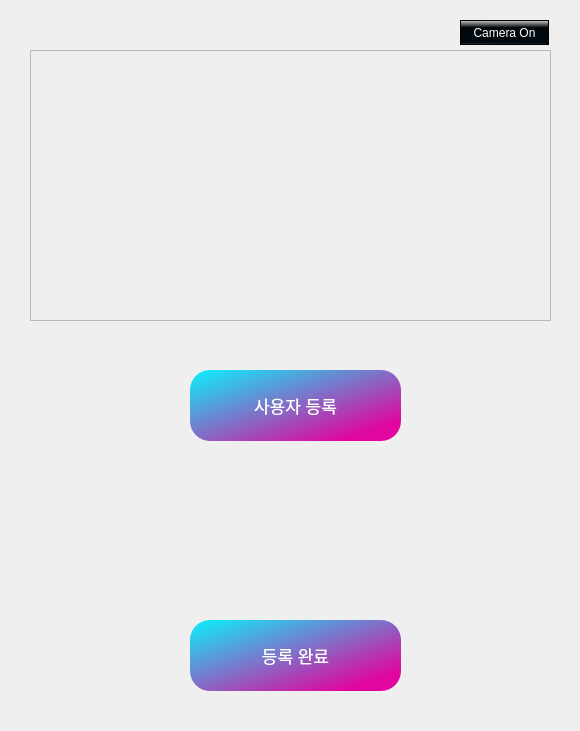
The window that GUI/ui/inputUser.ui (addinedu-ros-4th/deeplearning-repo-6) describes before a commit, drawn with Qt 5.
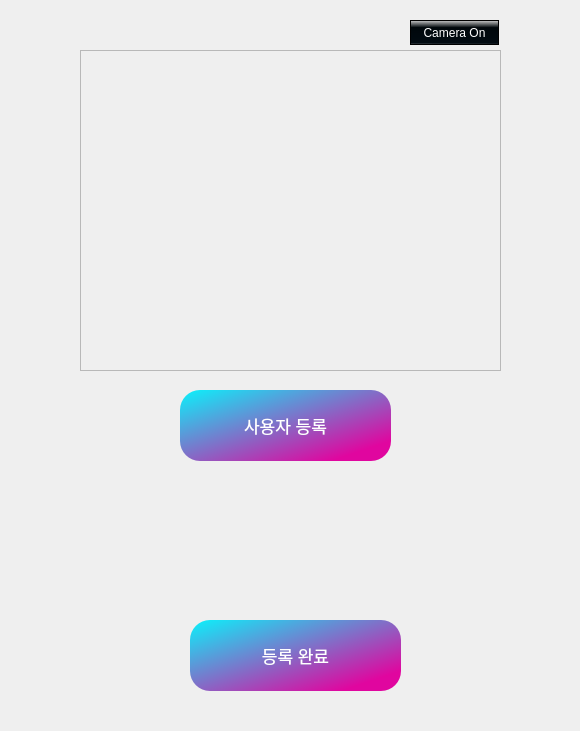
The same window after the commit.

Commit message: Refactor camera_size,UI

```diff
--- a/GUI/ui/inputUser.ui
+++ b/GUI/ui/inputUser.ui
@@ -23,10 +23,10 @@
   <widget class="QLabel" name="userCamScreen">
    <property name="geometry">
     <rect>
-     <x>30</x>
+     <x>80</x>
      <y>50</y>
-     <width>521</width>
-     <height>271</height>
+     <width>421</width>
+     <height>321</height>
     </rect>
    </property>
    <property name="frameShape">
@@ -42,7 +42,7 @@
   <widget class="QPushButton" name="cameraBtn">
    <property name="geometry">
     <rect>
-     <x>460</x>
+     <x>410</x>
      <y>20</y>
      <width>89</width>
      <height>25</height>
@@ -61,8 +61,8 @@
   <widget class="QPushButton" name="frameStartBtn">
    <property name="geometry">
     <rect>
-     <x>190</x>
-     <y>370</y>
+     <x>180</x>
+     <y>390</y>
      <width>211</width>
      <height>71</height>
     </rect>
```
The commit also changes 1 other file.
